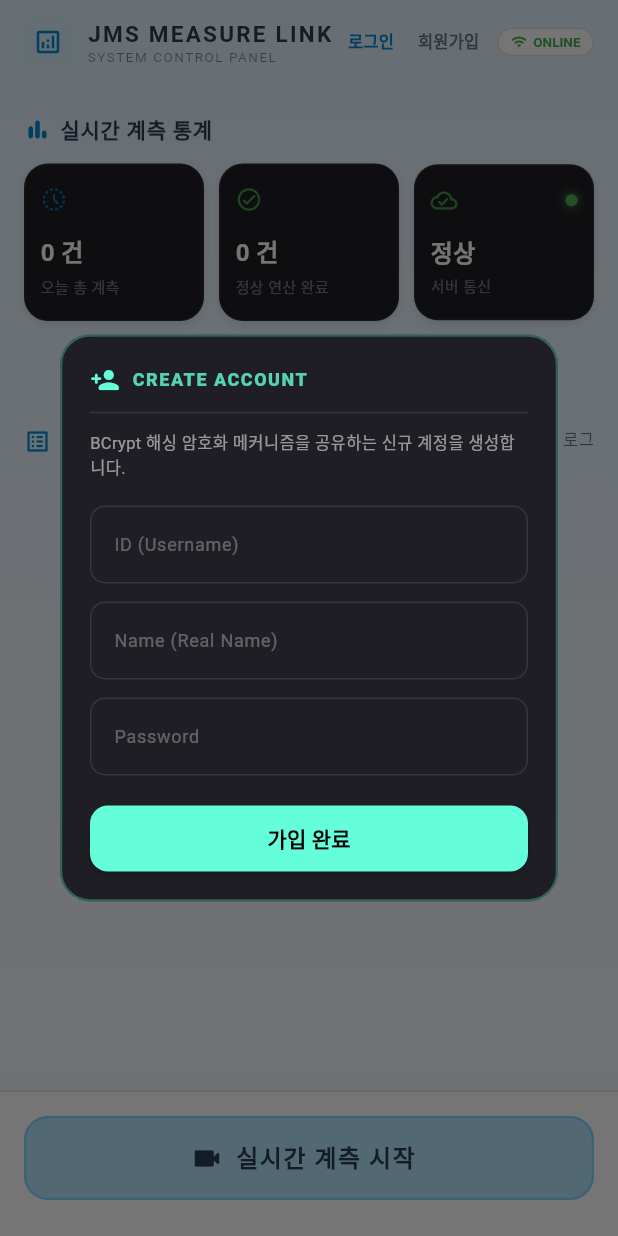
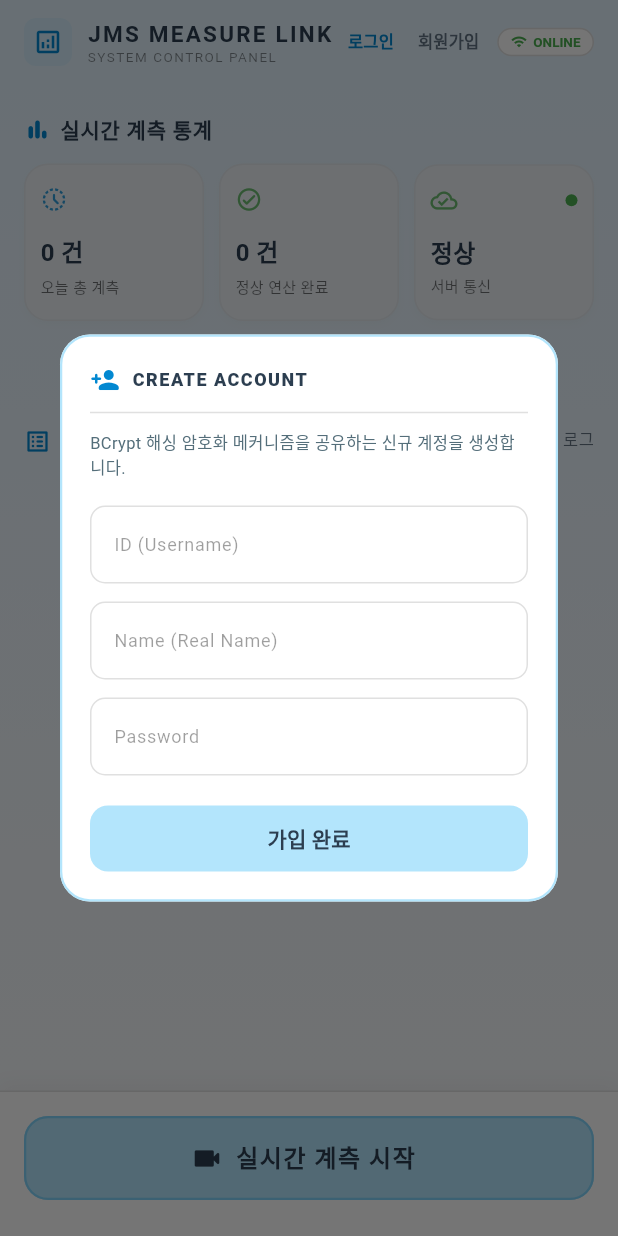
Before and after one commit to lemonsatang/measurement_app, a Flutter app: the screen it shows after launch, after a tap on "회원가입", on a phone screen of 412 x 824 dp. Run offline on Flutter 3.47's test engine with Material 3 defaults, Android fonts, the phone set to English and light mode, and no system bars; our stand-ins replace camera, dio, fl_chart, supabase_flutter; missing offline and left inert: bcrypt; accounts and stored records are empty.

Commit message:
design: 대시보드 통계 카드 및 로그인 모달창 파스텔 테마 적용

```diff
--- a/lib/main.dart
+++ b/lib/main.dart
@@ -739,12 +739,12 @@ class _MainDashboardState extends State<MainDashboard> {
       child: Container(
         padding: const EdgeInsets.symmetric(horizontal: 10, vertical: 14),
         decoration: BoxDecoration(
-          color: const Color(0xFF1E1E24),
+          color: const Color(0xFFEDF2F7), // 아주 옅고 부드러운 파스텔 블루-그레이 톤
           borderRadius: BorderRadius.circular(16),
-          border: Border.all(color: Colors.white.withOpacity(0.05), width: 1),
+          border: Border.all(color: Colors.black.withOpacity(0.04), width: 1),
           boxShadow: [
             BoxShadow(
-              color: Colors.black.withOpacity(0.1),
+              color: Colors.black.withOpacity(0.02),
               blurRadius: 4,
               offset: const Offset(0, 2),
             ),
@@ -764,13 +764,6 @@ class _MainDashboardState extends State<MainDashboard> {
                     decoration: BoxDecoration(
                       color: color,
                       shape: BoxShape.circle,
-                      boxShadow: [
-                        BoxShadow(
-                          color: color.withOpacity(0.6),
-                          blurRadius: 4,
-                          spreadRadius: 1,
-                        ),
-                      ],
                     ),
                   ),
               ],
@@ -781,7 +774,7 @@ class _MainDashboardState extends State<MainDashboard> {
               style: const TextStyle(
                 fontSize: 16,
                 fontWeight: FontWeight.bold,
-                color: Colors.white,
+                color: Color(0xFF2C3E50), // 다크 차콜 글씨
               ),
             ),
             const SizedBox(height: 4),
@@ -789,7 +782,7 @@ class _MainDashboardState extends State<MainDashboard> {
               label,
               style: const TextStyle(
                 fontSize: 10,
-                color: Colors.white38,
+                color: Colors.black54, // 밝은 배경에 적합한 회색 글씨
                 fontWeight: FontWeight.w500,
               ),
             ),
@@ -1064,10 +1057,10 @@ class _MainDashboardState extends State<MainDashboard> {
       context: context,
       builder: (BuildContext context) {
         return Dialog(
-          backgroundColor: const Color(0xFF1E1E24),
+          backgroundColor: Colors.white,
           shape: RoundedRectangleBorder(
             borderRadius: BorderRadius.circular(20),
-            side: BorderSide(color: Colors.tealAccent.withOpacity(0.3), width: 1.5),
+            side: const BorderSide(color: Color(0xFFB3E5FC), width: 1.5),
           ),
           child: Padding(
             padding: const EdgeInsets.all(20.0),
@@ -1077,38 +1070,38 @@ class _MainDashboardState extends State<MainDashboard> {
               children: [
                 Row(
                   children: [
-                    const Icon(Icons.login_rounded, color: Colors.tealAccent, size: 20),
+                    const Icon(Icons.login_rounded, color: Color(0xFF0288D1), size: 20),
                     const SizedBox(width: 8),
-                    Text(
+                    const Text(
                       'SECURE LOGIN',
                       style: TextStyle(
                         fontSize: 12,
                         fontWeight: FontWeight.w900,
-                        color: Colors.tealAccent.withOpacity(0.8),
+                        color: Color(0xFF2C3E50),
                         letterSpacing: 1.0,
                       ),
                     ),
                   ],
                 ),
-                const Divider(color: Colors.white10, height: 24, thickness: 1),
+                const Divider(color: Colors.black12, height: 24, thickness: 1),
                 const Text(
                   '기존 PC 버전(tb_measurement_user) 계정으로 인증을 진행합니다.',
-                  style: TextStyle(color: Colors.white54, fontSize: 11),
+                  style: TextStyle(color: Color(0xFF546E7A), fontSize: 11),
                 ),
                 const SizedBox(height: 16),
                 TextField(
                   controller: usernameController,
-                  style: const TextStyle(color: Colors.white, fontSize: 13),
+                  style: const TextStyle(color: Color(0xFF2C3E50), fontSize: 13),
                   decoration: InputDecoration(
                     labelText: 'ID (Username)',
-                    labelStyle: const TextStyle(color: Colors.white30, fontSize: 12),
+                    labelStyle: const TextStyle(color: Colors.black38, fontSize: 12),
                     enabledBorder: OutlineInputBorder(
                       borderRadius: BorderRadius.circular(10),
-                      borderSide: const BorderSide(color: Colors.white10),
+                      borderSide: const BorderSide(color: Colors.black12),
                     ),
                     focusedBorder: OutlineInputBorder(
                       borderRadius: BorderRadius.circular(10),
-                      borderSide: const BorderSide(color: Colors.tealAccent),
+                      borderSide: const BorderSide(color: Color(0xFFB3E5FC)),
                     ),
                   ),
                 ),
@@ -1116,17 +1109,17 @@ class _MainDashboardState extends State<MainDashboard> {
                 TextField(
                   controller: passwordController,
                   obscureText: true,
-                  style: const TextStyle(color: Colors.white, fontSize: 13),
+                  style: const TextStyle(color: Color(0xFF2C3E50), fontSize: 13),
                   decoration: InputDecoration(
                     labelText: 'Password',
-                    labelStyle: const TextStyle(color: Colors.white30, fontSize: 12),
+                    labelStyle: const TextStyle(color: Colors.black38, fontSize: 12),
                     enabledBorder: OutlineInputBorder(
                       borderRadius: BorderRadius.circular(10),
-                      borderSide: const BorderSide(color: Colors.white10),
+                      borderSide: const BorderSide(color: Colors.black12),
                     ),
                     focusedBorder: OutlineInputBorder(
                       borderRadius: BorderRadius.circular(10),
-                      borderSide: const BorderSide(color: Colors.tealAccent),
+                      borderSide: const BorderSide(color: Color(0xFFB3E5FC)),
                     ),
                   ),
                 ),
@@ -1142,8 +1135,8 @@ class _MainDashboardState extends State<MainDashboard> {
                       if (username.isEmpty || password.isEmpty) {
                         ScaffoldMessenger.of(context).showSnackBar(
                           const SnackBar(
-                            content: Text('[ERROR] ID와 비밀번호를 모두 입력해주세요.'),
-                            backgroundColor: Colors.redAccent,
+                            content: Text('[ERROR] ID와 비밀번호를 모두 입력해주세요.', style: TextStyle(color: Color(0xFFC62828), fontWeight: FontWeight.bold)),
+                            backgroundColor: Color(0xFFFFCDD2),
                           ),
                         );
                         return;
@@ -1163,8 +1156,8 @@ class _MainDashboardState extends State<MainDashboard> {
                         if (userRow == null) {
                           messenger.showSnackBar(
                             const SnackBar(
-                              content: Text('[ERROR] 인증 실패: 존재하지 않는 계정입니다.'),
-                              backgroundColor: Colors.redAccent,
+                              content: Text('[ERROR] 인증 실패: 존재하지 않는 계정입니다.', style: TextStyle(color: Color(0xFFC62828), fontWeight: FontWeight.bold)),
+                              backgroundColor: Color(0xFFFFCDD2),
                             ),
                           );
                           return;
@@ -1174,8 +1167,8 @@ class _MainDashboardState extends State<MainDashboard> {
                         if (hashedPassword == null || !BCrypt.checkpw(password, hashedPassword)) {
                           messenger.showSnackBar(
                             const SnackBar(
-                              content: Text('[ERROR] 인증 실패: 비밀번호가 일치하지 않습니다.'),
-                              backgroundColor: Colors.redAccent,
+                              content: Text('[ERROR] 인증 실패: 비밀번호가 일치하지 않습니다.', style: TextStyle(color: Color(0xFFC62828), fontWeight: FontWeight.bold)),
+                              backgroundColor: Color(0xFFFFCDD2),
                             ),
                           );
                           return;
@@ -1195,25 +1188,26 @@ class _MainDashboardState extends State<MainDashboard> {
 
                         messenger.showSnackBar(
                           const SnackBar(
-                            content: Text('[SUCCESS] JMS 시스템 인증 성공'),
-                            backgroundColor: Colors.green,
+                            content: Text('[SUCCESS] JMS 시스템 인증 성공', style: TextStyle(color: Color(0xFF2E7D32), fontWeight: FontWeight.bold)),
+                            backgroundColor: Color(0xFFE8F5E9),
                           ),
                         );
                       } catch (e) {
                         messenger.showSnackBar(
                           SnackBar(
-                            content: Text('[ERROR] 인증 실패: $e'),
-                            backgroundColor: Colors.redAccent,
+                            content: Text('[ERROR] 인증 실패: $e', style: const TextStyle(color: Color(0xFFC62828), fontWeight: FontWeight.bold)),
+                            backgroundColor: const Color(0xFFFFCDD2),
                           ),
                         );
                       }
                     },
                     style: ElevatedButton.styleFrom(
-                      backgroundColor: Colors.tealAccent,
-                      foregroundColor: Colors.black,
+                      backgroundColor: const Color(0xFFB3E5FC),
+                      foregroundColor: const Color(0xFF2C3E50),
                       shape: RoundedRectangleBorder(
                         borderRadius: BorderRadius.circular(12),
                       ),
+                      elevation: 0,
                     ),
                     child: const Text(
                       '로그인',
@@ -1238,10 +1232,10 @@ class _MainDashboardState extends State<MainDashboard> {
       context: context,
       builder: (BuildContext context) {
         return Dialog(
-          backgroundColor: const Color(0xFF1E1E24),
+          backgroundColor: Colors.white,
           shape: RoundedRectangleBorder(
             borderRadius: BorderRadius.circular(20),
-            side: BorderSide(color: Colors.tealAccent.withOpacity(0.3), width: 1.5),
+            side: const BorderSide(color: Color(0xFFB3E5FC), width: 1.5),
           ),
           child: Padding(
             padding: const EdgeInsets.all(20.0),
@@ -1251,55 +1245,55 @@ class _MainDashboardState extends State<MainDashboard> {
               children: [
                 Row(
                   children: [
-                    const Icon(Icons.person_add_rounded, color: Colors.tealAccent, size: 20),
+                    const Icon(Icons.person_add_rounded, color: Color(0xFF0288D1), size: 20),
                     const SizedBox(width: 8),
-                    Text(
+                    const Text(
                       'CREATE ACCOUNT',
                       style: TextStyle(
                         fontSize: 12,
                         fontWeight: FontWeight.w900,
-                        color: Colors.tealAccent.withOpacity(0.8),
+                        color: Color(0xFF2C3E50),
                         letterSpacing: 1.0,
                       ),
                     ),
                   ],
                 ),
-                const Divider(color: Colors.white10, height: 24, thickness: 1),
+                const Divider(color: Colors.black12, height: 24, thickness: 1),
                 const Text(
                   'BCrypt 해싱 암호화 메커니즘을 공유하는 신규 계정을 생성합니다.',
-                  style: TextStyle(color: Colors.white54, fontSize: 11),
+                  style: TextStyle(color: Color(0xFF546E7A), fontSize: 11),
                 ),
                 const SizedBox(height: 16),
                 TextField(
                   controller: usernameController,
-                  style: const TextStyle(color: Colors.white, fontSize: 13),
+                  style: const TextStyle(color: Color(0xFF2C3E50), fontSize: 13),
                   decoration: InputDecoration(
                     labelText: 'ID (Username)',
-                    labelStyle: const TextStyle(color: Colors.white30, fontSize: 12),
+                    labelStyle: const TextStyle(color: Colors.black38, fontSize: 12),
                     enabledBorder: OutlineInputBorder(
                       borderRadius: BorderRadius.circular(10),
-                      borderSide: const BorderSide(color: Colors.white10),
+                      borderSide: const BorderSide(color: Colors.black12),
                     ),
                     focusedBorder: OutlineInputBorder(
                       borderRadius: BorderRadius.circular(10),
-                      borderSide: const BorderSide(color: Colors.tealAccent),
+                      borderSide: const BorderSide(color: Color(0xFFB3E5FC)),
                     ),
                   ),
                 ),
                 const SizedBox(height: 12),
                 TextField(
                   controller: nameController,
-                  style: const TextStyle(color: Colors.white, fontSize: 13),
+                  style: const TextStyle(color: Color(0xFF2C3E50), fontSize: 13),
                   decoration: InputDecoration(
                     labelText: 'Name (Real Name)',
-                    labelStyle: const TextStyle(color: Colors.white30, fontSize: 12),
+                    labelStyle: const TextStyle(color: Colors.black38, fontSize: 12),
                     enabledBorder: OutlineInputBorder(
                       borderRadius: BorderRadius.circular(10),
-                      borderSide: const BorderSide(color: Colors.white10),
+                      borderSide: const BorderSide(color: Colors.black12),
                     ),
                     focusedBorder: OutlineInputBorder(
                       borderRadius: BorderRadius.circular(10),
-                      borderSide: const BorderSide(color: Colors.tealAccent),
+                      borderSide: const BorderSide(color: Color(0xFFB3E5FC)),
                     ),
                   ),
                 ),
@@ -1307,17 +1301,17 @@ class _MainDashboardState extends State<MainDashboard> {
                 TextField(
                   controller: passwordController,
                   obscureText: true,
-                  style: const TextStyle(color: Colors.white, fontSize: 13),
+                  style: const TextStyle(color: Color(0xFF2C3E50), fontSize: 13),
                   decoration: InputDecoration(
                     labelText: 'Password',
-                    labelStyle: const TextStyle(color: Colors.white30, fontSize: 12),
+                    labelStyle: const TextStyle(color: Colors.black38, fontSize: 12),
                     enabledBorder: OutlineInputBorder(
                       borderRadius: BorderRadius.circular(10),
-                      borderSide: const BorderSide(color: Colors.white10),
+                      borderSide: const BorderSide(color: Colors.black12),
                     ),
                     focusedBorder: OutlineInputBorder(
                       borderRadius: BorderRadius.circular(10),
-                      borderSide: const BorderSide(color: Colors.tealAccent),
+                      borderSide: const BorderSide(color: Color(0xFFB3E5FC)),
                     ),
                   ),
                 ),
@@ -1334,8 +1328,8 @@ class _MainDashboardState extends State<MainDashboard> {
                       if (username.isEmpty || name.isEmpty || password.isEmpty) {
                         ScaffoldMessenger.of(context).showSnackBar(
                           const SnackBar(
-                            content: Text('[ERROR] 모든 정보를 올바르게 입력해주세요.'),
-                            backgroundColor: Colors.redAccent,
+                            content: Text('[ERROR] 모든 정보를 올바르게 입력해주세요.', style: TextStyle(color: Color(0xFFC62828), fontWeight: FontWeight.bold)),
+                            backgroundColor: Color(0xFFFFCDD2),
                           ),
                         );
                         return;
@@ -1356,8 +1350,8 @@ class _MainDashboardState extends State<MainDashboard> {
                         if (existingUser != null) {
                           messenger.showSnackBar(
                             const SnackBar(
-                              content: Text('[ERROR] 가입 실패: 이미 존재하는 ID입니다.'),
-                              backgroundColor: Colors.redAccent,
+                              content: Text('[ERROR] 가입 실패: 이미 존재하는 ID입니다.', style: TextStyle(color: Color(0xFFC62828), fontWeight: FontWeight.bold)),
+                              backgroundColor: Color(0xFFFFCDD2),
                             ),
                           );
                           return;
@@ -1376,25 +1370,26 @@ class _MainDashboardState extends State<MainDashboard> {
 
                         messenger.showSnackBar(
                           const SnackBar(
-                            content: Text('[SUCCESS] 신규 관리자 계정 생성 완료'),
-                            backgroundColor: Colors.green,
+                            content: Text('[SUCCESS] 신규 관리자 계정 생성 완료', style: TextStyle(color: Color(0xFF2E7D32), fontWeight: FontWeight.bold)),
+                            backgroundColor: Color(0xFFE8F5E9),
                           ),
                         );
                       } catch (e) {
                         messenger.showSnackBar(
                           SnackBar(
-                            content: Text('[ERROR] 계정 생성 실패: $e'),
-                            backgroundColor: Colors.redAccent,
+                            content: Text('[ERROR] 계정 생성 실패: $e', style: const TextStyle(color: Color(0xFFC62828), fontWeight: FontWeight.bold)),
+                            backgroundColor: const Color(0xFFFFCDD2),
                           ),
                         );
                       }
                     },
                     style: ElevatedButton.styleFrom(
-                      backgroundColor: Colors.tealAccent,
-                      foregroundColor: Colors.black,
+                      backgroundColor: const Color(0xFFB3E5FC),
+                      foregroundColor: const Color(0xFF2C3E50),
                       shape: RoundedRectangleBorder(
                         borderRadius: BorderRadius.circular(12),
                       ),
+                      elevation: 0,
                     ),
                     child: const Text(
                       '가입 완료',
```
Also changed, not shown: 2 other files.
